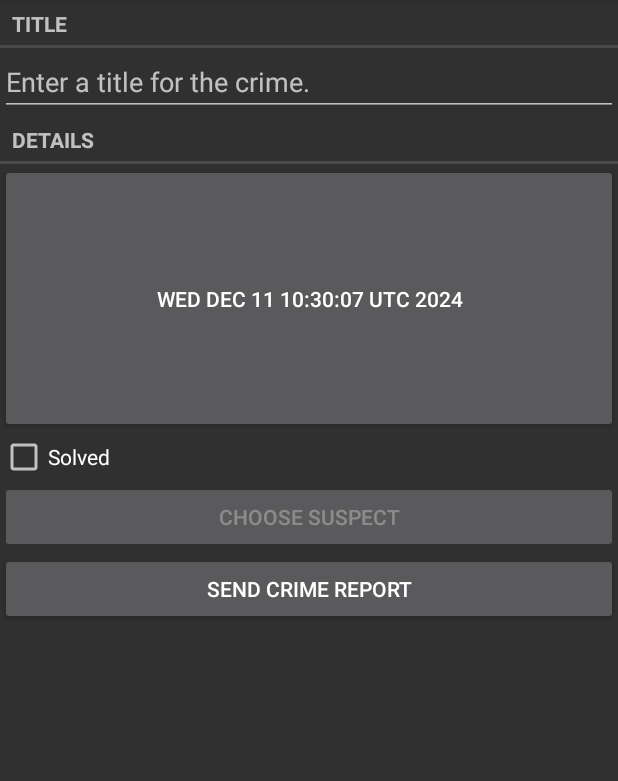
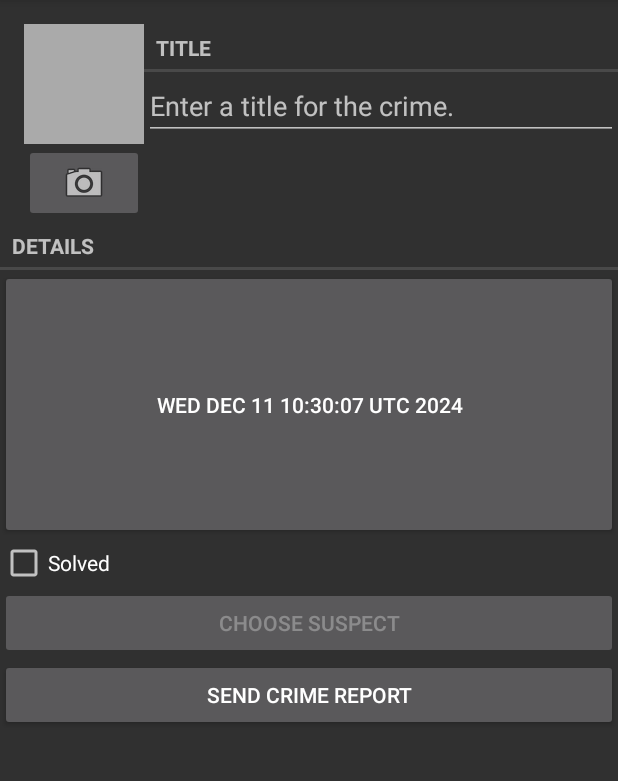
Before and after one commit to Liaozzzzzz/CriminalIntent, an Android app built with Jetpack Compose: the screen it shows after launch (MainActivity), after a tap on "ADD CRIME", on a phone screen of 412 x 824 dp, the part 84-865 px from its top. Run offline under Robolectric (Android 15) with nearby library versions, the phone set to English and light mode, and no system bars; our stand-ins replace Room's generated code; 1 statement that could not run was skipped.

Commit message:
take photo

```diff
--- a/app/src/main/java/com/example/criminalintent/Crime.kt
+++ b/app/src/main/java/com/example/criminalintent/Crime.kt
@@ -12,4 +12,7 @@ data class Crime(
     var date: Date = Date(),
     var isSolved: Boolean = false,
     var suspect: String = ""
-)
+) {
+    val photoFileName
+        get() = "IMG_$id.jpg"
+}
--- a/app/src/main/java/com/example/criminalintent/CrimeDetailViewModel.kt
+++ b/app/src/main/java/com/example/criminalintent/CrimeDetailViewModel.kt
@@ -4,6 +4,7 @@ import androidx.lifecycle.LiveData
 import androidx.lifecycle.MutableLiveData
 import androidx.lifecycle.ViewModel
 import androidx.lifecycle.switchMap
+import java.io.File
 import java.util.UUID
 
 class CrimeDetailViewModel() : ViewModel() {
@@ -20,4 +21,8 @@ class CrimeDetailViewModel() : ViewModel() {
     }
 
     fun saveCrime(crime: Crime) = crimeRepository.updateCrime(crime)
+
+    fun getPhotoFile(crime: Crime): File {
+        return crimeRepository.getPhotoFile(crime)
+    }
 }
--- a/app/src/main/java/com/example/criminalintent/CrimeFragment.kt
+++ b/app/src/main/java/com/example/criminalintent/CrimeFragment.kt
@@ -5,9 +5,9 @@ import android.content.Intent
 import android.content.pm.PackageManager
 import android.content.pm.ResolveInfo
 import android.net.Uri
-import android.nfc.Tag
 import android.os.Bundle
 import android.provider.ContactsContract
+import android.provider.MediaStore
 import android.text.Editable
 import android.text.TextWatcher
 import android.text.format.DateFormat
@@ -18,26 +18,40 @@ import android.view.ViewGroup
 import android.widget.Button
 import android.widget.CheckBox
 import android.widget.EditText
+import android.widget.ImageButton
+import android.widget.ImageView
 import androidx.activity.result.contract.ActivityResultContracts
+import androidx.core.content.FileProvider
+import androidx.core.os.BundleCompat
 import androidx.fragment.app.Fragment
 import androidx.lifecycle.Observer
 import androidx.lifecycle.ViewModelProvider
+import java.io.File
 import java.util.Date
 import java.util.UUID
 
 private const val TAG = "CrimeFragment"
 private const val ARG_CRIME_ID = "crime_id"
 private const val DIALOG_DATE = "DialogDate"
-private const val REQUEST_CONTACT = 1
 private const val DATE_FORMAT = "EEE, MMM, dd"
 
 class CrimeFragment : Fragment() {
     private lateinit var crime: Crime
+    private lateinit var photoFile: File
+    private lateinit var photoUri: Uri
     private lateinit var titleField: EditText
     private lateinit var dateButton: Button
     private lateinit var solvedCheckBox: CheckBox
     private lateinit var reportButton: Button
     private lateinit var suspectButton: Button
+    private lateinit var photoBtn: ImageButton
+    private lateinit var photoView: ImageView
+
+    private val takePictureLauncher =
+        registerForActivityResult(ActivityResultContracts.TakePicture()) { results ->
+            Log.d(TAG, "拍照回调： $results")
+            updatePhotoView()
+        }
 
     private val requestDataLauncher =
         registerForActivityResult(ActivityResultContracts.StartActivityForResult()) { result ->
@@ -67,7 +81,6 @@ class CrimeFragment : Fragment() {
                 crimeDetailViewModel.saveCrime(crime)
                 suspectButton.text = suspect
             }
-
         }
 
     private val crimeDetailViewModel: CrimeDetailViewModel by lazy {
@@ -88,9 +101,15 @@ class CrimeFragment : Fragment() {
     override fun onCreate(savedInstanceState: Bundle?) {
         super.onCreate(savedInstanceState)
         crime = Crime()
-        val crimeId: UUID = arguments?.getSerializable(ARG_CRIME_ID) as UUID
+        val crimeId: UUID? =
+            arguments?.let { BundleCompat.getSerializable(it, ARG_CRIME_ID, UUID::class.java) }
+//        val crimeId: UUID? = arguments?.getSerializable(ARG_CRIME_ID, UUID::class.java)
+//        val crimeId: UUID = arguments?.getSerializable(ARG_CRIME_ID) as UUID
         Log.d(TAG, "args bundle crime ID: $crimeId")
-        crimeDetailViewModel.loadCrime(crimeId)
+
+        if (crimeId != null) {
+            crimeDetailViewModel.loadCrime(crimeId)
+        }
 
         parentFragmentManager.setFragmentResultListener(
             "requestKey",
@@ -114,12 +133,24 @@ class CrimeFragment : Fragment() {
         solvedCheckBox = view.findViewById(R.id.crime_solved)
         reportButton = view.findViewById(R.id.crime_report)
         suspectButton = view.findViewById(R.id.crime_suspect)
+        photoBtn = view.findViewById(R.id.crime_camera)
+        photoView = view.findViewById(R.id.crime_photo)
 
         crimeDetailViewModel.crimeLiveData.observe(
             viewLifecycleOwner,
             Observer { crime ->
                 crime?.let {
                     this.crime = crime
+                    photoFile =
+                        crimeDetailViewModel.getPhotoFile(crime)
+                    photoUri =
+                        FileProvider.getUriForFile(
+                            requireActivity(),
+
+                            "com.example.criminalintent.fileprovider",
+                            photoFile
+                        )
+
                     updateUI()
                 }
             }
@@ -200,12 +231,31 @@ class CrimeFragment : Fragment() {
                 isEnabled = false
             }
         }
+
+        photoBtn.apply {
+            setOnClickListener {
+                takePictureLauncher.launch(photoUri)
+            }
+        }
     }
 
     override fun onStop() {
         super.onStop()
         crimeDetailViewModel.saveCrime(crime)
     }
+
+    private fun updatePhotoView() {
+        if (photoFile.exists()) {
+            val bitmap = getScaledBitmap(
+                photoFile.path,
+                requireActivity()
+            )
+            photoView.setImageBitmap(bitmap)
+        } else {
+            photoView.setImageDrawable(null)
+        }
+    }
+
 
     private fun updateUI() {
         titleField.setText(crime.title)
@@ -217,6 +267,7 @@ class CrimeFragment : Fragment() {
         if (crime.suspect.isNotEmpty()) {
             suspectButton.text = crime.suspect
         }
+        updatePhotoView()
     }
 
     private fun getCrimeReport(): String {
--- a/app/src/main/java/com/example/criminalintent/CrimeRepository.kt
+++ b/app/src/main/java/com/example/criminalintent/CrimeRepository.kt
@@ -5,6 +5,7 @@ import androidx.lifecycle.LiveData
 import androidx.room.Room
 import com.example.criminalintent.database.CrimeDatabase
 import com.example.criminalintent.database.migration_1_2
+import java.io.File
 import java.util.UUID
 import java.util.concurrent.Executors
 
@@ -22,6 +23,7 @@ class CrimeRepository private constructor(context: Context) {
 
     private val crimeDao = database.createDao()
     private val executor = Executors.newSingleThreadExecutor()
+    private val filesDir = context.applicationContext.filesDir
 
     fun getCrimes(): LiveData<List<Crime>> = crimeDao.getCrimes()
 
@@ -39,6 +41,8 @@ class CrimeRepository private constructor(context: Context) {
         }
     }
 
+    fun getPhotoFile(crime: Crime): File = File(filesDir, crime.photoFileName)
+
     companion object {
         private var INSTANCE: CrimeRepository? = null
 
--- a/app/src/main/res/layout/fragment_crime.xml
+++ b/app/src/main/res/layout/fragment_crime.xml
@@ -3,6 +3,39 @@
     xmlns:tools="http://schemas.android.com/tools"
     android:layout_width="match_parent"
     android:layout_height="match_parent"
+    android:orientation="vertical">
+
+    <LinearLayout
+        android:layout_width="match_parent"
+        android:layout_height="wrap_content"
+        android:layout_marginStart="16dp"
+        android:layout_marginTop="16dp"
+        android:orientation="horizontal">
+
+        <LinearLayout
+            android:layout_width="wrap_content"
+            android:layout_height="wrap_content"
+            android:orientation="vertical">
+
+            <ImageView
+                android:id="@+id/crime_photo"
+                android:layout_width="80dp"
+                android:layout_height="80dp"
+                android:background="@android:color/darker_gray"
+                android:cropToPadding="true"
+
+                android:scaleType="centerInside" />
+
+            <ImageButton
+                android:id="@+id/crime_camera"
+                android:layout_width="match_parent"
+                android:layout_height="wrap_content"
+                android:src="@android:drawable/ic_menu_camera" />
+        </LinearLayout>
+
+        <LinearLayout
+            android:layout_width="match_parent"
+            android:layout_height="wrap_content"
             android:orientation="vertical">
 
             <TextView
@@ -16,6 +49,8 @@
                 android:layout_width="match_parent"
                 android:layout_height="wrap_content"
                 android:hint="@string/crime_title_hint" />
+        </LinearLayout>
+    </LinearLayout>
 
     <TextView
         style="?android:listSeparatorTextViewStyle"
--- /dev/null
+++ b/app/src/main/res/xml/files.xml
@@ -0,0 +1,3 @@
+<paths>
+    <files-path name="crime_photos" path="."/>
+</paths>
```
Also changed, not shown: app/src/main/AndroidManifest.xml (+10 -1 lines), app/src/main/java/com/example/criminalintent/PictureUtils.kt (added, +40 -0 lines). Lines whose indentation alone changed are shown as unchanged.
